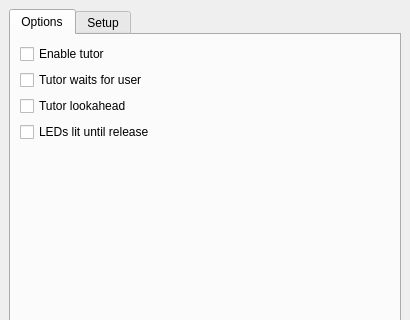
The window that mscore/pianotutorpanel.ui (pparrilla/MuseScore) describes before a commit, drawn with Qt 5; both pictures show x 0 to 410 and y 0 to 320 of the 410 by 506 pixel window.
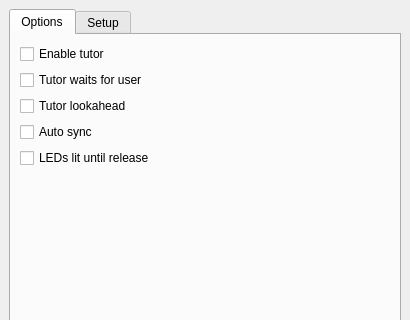
The same window after the commit.

Commit message: Piano Tutor: auto-sync GUI & persistent preferences options

What changed in the file:
```diff
--- a/mscore/pianotutorpanel.ui
+++ b/mscore/pianotutorpanel.ui
@@ -54,6 +54,13 @@
             </property>
            </widget>
           </item>
+          <item>
+           <widget class="QCheckBox" name="tutorAutoSyncCB">
+            <property name="text">
+             <string>Auto sync</string>
+            </property>
+           </widget>
+          </item>
           <item>
            <widget class="QCheckBox" name="litUntilRelease">
             <property name="text">
```
The commit also changes 6 other files.
